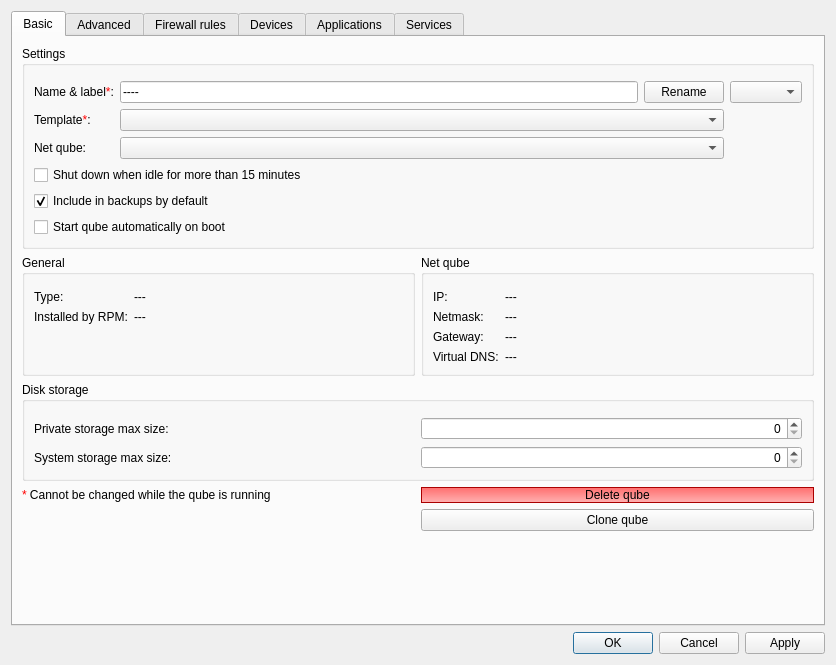
Qt form ui/settingsdlg.ui (QubesOS/qubes-manager) before a commit.
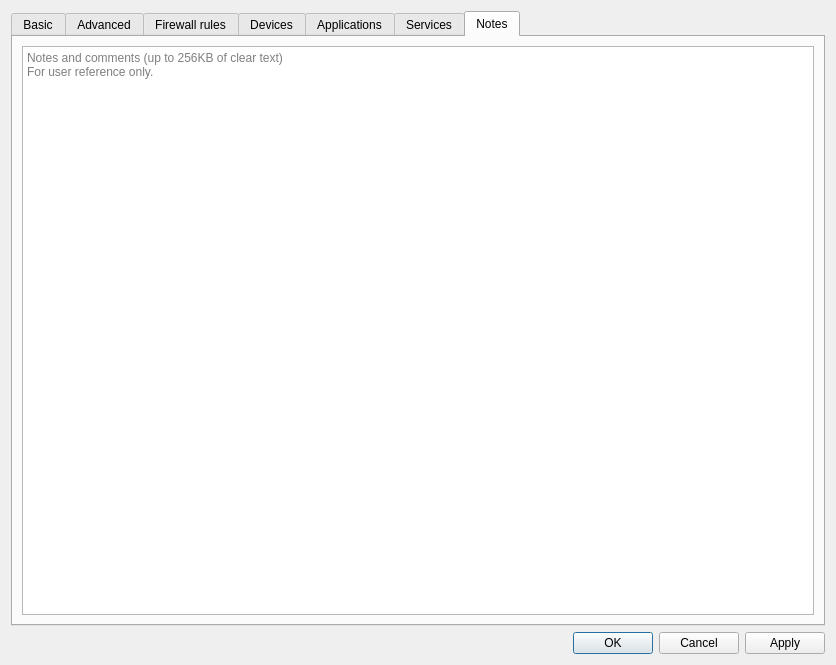
The same form after that commit. The open tabs and pages were chosen to show the change. Icons and pictures are not drawn. Custom widgets are drawn as their Qt base class.

Commit message:
Add free-form text to qube for notes, comments, ...
qubesadmin part of adding free-form text to each qube for comments,
notes, descriptions, remarks, reminders, etc.

fixes: https://github.com/QubesOS/qubes-issues/issues/899

requires: https://github.com/QubesOS/qubes-core-admin-client/pull/334

```diff
--- a/ui/settingsdlg.ui
+++ b/ui/settingsdlg.ui
@@ -1866,6 +1866,30 @@
          </item>
         </layout>
        </widget>
+       <widget class="QWidget" name="notes_tab">
+        <attribute name="icon">
+         <iconset resource="../resources.qrc">
+          <normaloff>:/notes</normaloff>:/notes</iconset>
+        </attribute>
+        <attribute name="title">
+         <string>Notes</string>
+        </attribute>
+        <layout class="QVBoxLayout" name="verticalLayout_notes_tab">
+         <item>
+          <layout class="QVBoxLayout" name="verticalLayout_notes">
+           <item>
+            <widget class="QPlainTextEdit" name="notes">
+             <property name="placeholderText">
+               <string>Notes and comments (up to 256KB of clear text)
+For user reference only.
+       </string>
+             </property>
+            </widget>
+           </item>
+          </layout>
+         </item>
+        </layout>
+       </widget>
       </widget>
      </item>
      <item>
```
The commit also changes 4 other files.
